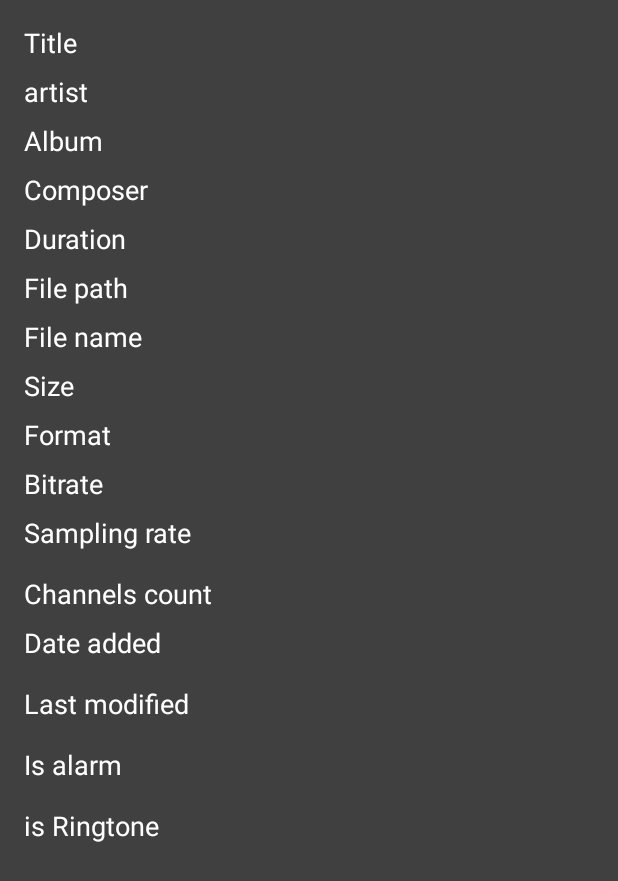
After one commit to Ahmed23Adel/MyMusic, an Android app: the layout fragment_details_of_song.xml on its own in the app's theme, with its tools: preview values and no code run, on a phone screen of 412 x 824 dp. The commit adds this screen. Shown: the top 881 px of the screen. Run offline under Robolectric (Android 15) with nearby library versions, the phone set to English and light mode, and no system bars.

Commit message:
adding detail for songs{bitrate,samplingRate,...}

```diff
--- /dev/null
+++ b/app/src/main/res/layout/fragment_details_of_song.xml
@@ -0,0 +1,123 @@
+<?xml version="1.0" encoding="utf-8"?>
+<FrameLayout xmlns:android="http://schemas.android.com/apk/res/android"
+    xmlns:tools="http://schemas.android.com/tools"
+    android:layout_width="match_parent"
+    android:layout_height="match_parent"
+    android:background="@color/grey"
+    tools:context=".Fragments.Details_of_song">
+
+    <androidx.core.widget.NestedScrollView
+        android:layout_width="match_parent"
+        android:layout_height="match_parent">
+
+        <LinearLayout
+            android:layout_width="match_parent"
+            android:layout_height="match_parent"
+            android:orientation="vertical">
+
+            <TextView
+                android:id="@+id/title_details"
+                style="@style/detailTextView"
+                android:layout_marginTop="16dp"
+                android:text="@string/title" />
+
+            <TextView
+                android:id="@+id/artist_details"
+                style="@style/detailTextView"
+                android:layout_marginTop="8dp"
+                android:text="@string/artist" />
+
+            <TextView
+                android:id="@+id/album_details"
+                style="@style/detailTextView"
+                android:layout_marginTop="8dp"
+                android:text="@string/album" />
+
+            <TextView
+                android:id="@+id/composer_details"
+                style="@style/detailTextView"
+                android:layout_marginTop="8dp"
+                android:text="@string/composer" />
+
+            <TextView
+                android:id="@+id/duration_details"
+                style="@style/detailTextView"
+                android:layout_marginTop="8dp"
+                android:text="@string/duration" />
+
+            <TextView
+                android:id="@+id/filePath_details"
+                style="@style/detailTextView"
+                android:layout_marginTop="8dp"
+                android:text="@string/file_path" />
+
+            <TextView
+                android:id="@+id/fileName_details"
+                style="@style/detailTextView"
+                android:layout_marginTop="8dp"
+                android:text="@string/file_name" />
+
+            <TextView
+                android:id="@+id/size_details"
+                style="@style/detailTextView"
+                android:layout_marginTop="8dp"
+                android:text="@string/size" />
+
+            <TextView
+                android:id="@+id/format_details"
+                style="@style/detailTextView"
+                android:layout_marginTop="8dp"
+                android:text="@string/format" />
+
+
+            <TextView
+                android:id="@+id/bitrate_details"
+                style="@style/detailTextView"
+                android:layout_marginTop="8dp"
+                android:text="@string/bitrate" />
+
+            <TextView
+                android:id="@+id/samplingRate_details"
+                style="@style/detailTextView"
+                android:layout_marginTop="8dp"
+                android:layout_marginBottom="8dp"
+                android:text="@string/sampling_rate" />
+
+            <TextView
+                android:id="@+id/channels_count_details"
+                style="@style/detailTextView"
+                android:layout_marginTop="8dp"
+                android:text="@string/channels_count" />
+
+            <TextView
+                android:id="@+id/date_added_details"
+                style="@style/detailTextView"
+                android:layout_marginTop="8dp"
+                android:layout_marginBottom="8dp"
+                android:text="@string/date_added" />
+
+            <TextView
+                android:id="@+id/last_modified_details"
+                style="@style/detailTextView"
+                android:layout_marginTop="8dp"
+                android:layout_marginBottom="8dp"
+                android:text="@string/last_modified" />
+
+            <TextView
+                android:id="@+id/isAlarm_details"
+                style="@style/detailTextView"
+                android:layout_marginTop="8dp"
+                android:layout_marginBottom="8dp"
+                android:text="@string/is_alarm" />
+
+            <TextView
+                android:id="@+id/isRingtone_details"
+                style="@style/detailTextView"
+                android:layout_marginTop="8dp"
+                android:layout_marginBottom="8dp"
+                android:text="@string/is_ringtone" />
+
+
+        </LinearLayout>
+    </androidx.core.widget.NestedScrollView>
+</FrameLayout>
--- a/app/src/main/res/values/colors.xml
+++ b/app/src/main/res/values/colors.xml
@@ -4,4 +4,5 @@
     <color name="colorPrimaryDark">#000</color>
     <color name="colorAccent">#F40418</color>
     <color name="black">#000</color>
+    <color name="grey">#404040</color>
 </resources>
--- a/app/src/main/res/values/strings.xml
+++ b/app/src/main/res/values/strings.xml
@@ -18,4 +18,23 @@
     <string name="share">Share</string>
     <string name="editor">Editor</string>
     <string name="details">Details</string>
+    <string name="title">Title</string>
+    <string name="artist">artist</string>
+    <string name="album">Album</string>
+    <string name="duration">Duration</string>
+    <string name="file_path">File path</string>
+    <string name="file_name">File name</string>
+    <string name="size">Size</string>
+    <string name="migaByte">MP</string>
+    <string name="KiloByte">KB</string>
+    <string name="format">Format</string>
+    <string name="length">Length</string>
+    <string name="bitrate">Bitrate</string>
+    <string name="sampling_rate">Sampling rate</string>
+    <string name="composer">Composer</string>
+    <string name="date_added">Date added</string>
+    <string name="last_modified">Last modified</string>
+    <string name="is_alarm">Is alarm</string>
+    <string name="is_ringtone">is Ringtone</string>
+    <string name="channels_count">Channels count</string>
 </resources>
--- a/app/src/main/res/values/styles.xml
+++ b/app/src/main/res/values/styles.xml
@@ -21,7 +21,7 @@
         <item name="android:layout_height">wrap_content</item>
         <item name="android:textColor">#fff</item>
         <item name="android:layout_marginRight">32dp</item>
-        <item name="android:background">#404040</item>
+        <item name="android:background">@color/grey</item>
         <item name="android:paddingRight">16dp</item>
         <item name="android:paddingLeft">16dp</item>
         <item name="android:paddingTop">8dp</item>
@@ -29,4 +29,14 @@
         <item name="android:textAppearance">@style/TextAppearance.AppCompat.Medium</item>
 
     </style>
+
+
+    <style name="detailTextView">
+        <item name="android:layout_width">match_parent</item>
+        <item name="android:layout_height">wrap_content</item>
+        <item name="android:textColor">#fff</item>
+        <item name="android:textAppearance">@style/TextAppearance.AppCompat.Medium</item>
+        <item name="android:layout_marginStart">16dp</item>
+        <item name="android:layout_marginEnd">16dp</item>
+    </style>
 </resources>
```
Also changed, not shown: app/src/main/java/com/example/mymusic_final/Fragments/Details_of_song.java (added, +184 -0 lines), app/src/main/java/com/example/mymusic_final/Pojo/Details_music_item.java (added, +117 -0 lines), app/src/main/java/com/example/mymusic_final/View/Music_details.java (+91 -34 lines), app/src/main/java/com/example/mymusic_final/util/Stored_music.java (+45 -2 lines), app/src/main/res/layout/activity_music_details.xml (+18 -0 lines).
